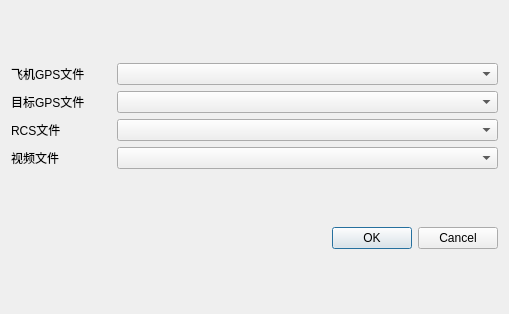
Qt form DisplayFileSelectDlg.ui (WarfareCode/RCSViewer) before a commit.
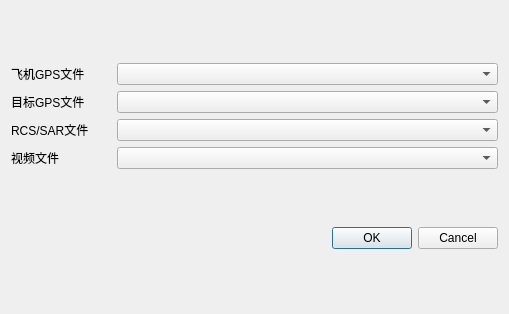
The same form after that commit.

The edit to the form file:
```diff
--- a/DisplayFileSelectDlg.ui
+++ b/DisplayFileSelectDlg.ui
@@ -26,7 +26,7 @@
      <item row="2" column="0">
       <widget class="QLabel" name="label_3">
        <property name="text">
-        <string>RCS文件</string>
+        <string>RCS/SAR文件</string>
        </property>
       </widget>
      </item>
```
